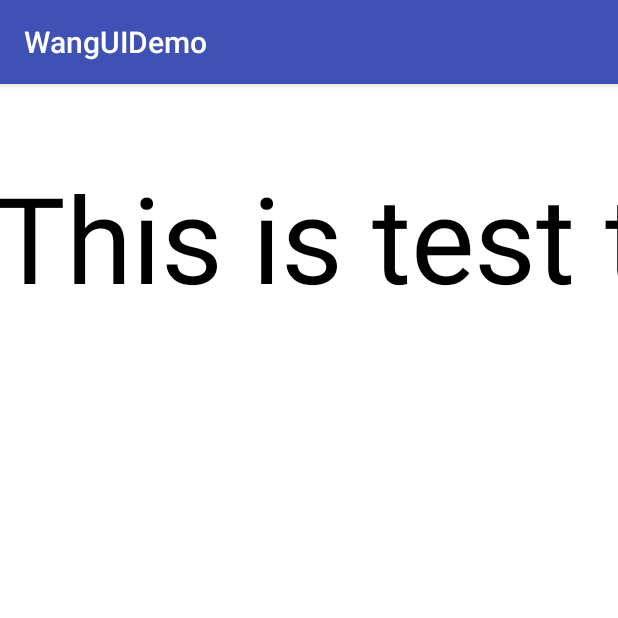
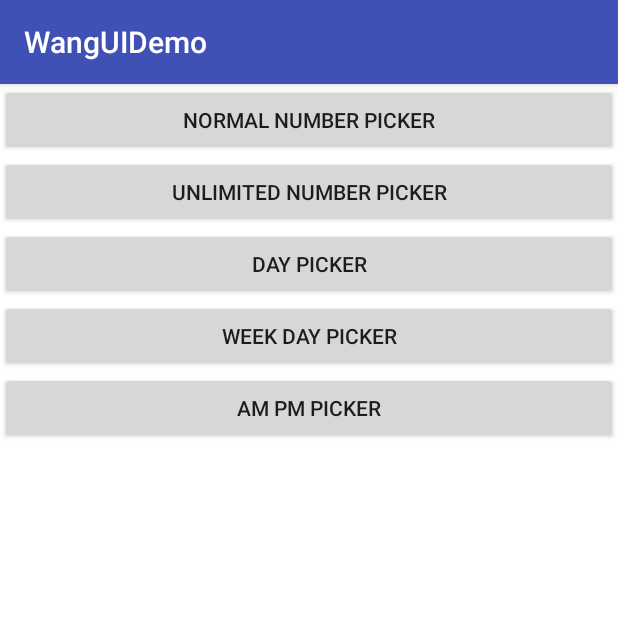
Before and after one commit to SuperRabbitD/NumberPicker, an Android app: the screen it shows after launch (MainActivity), on a phone screen of 412 x 824 dp, the top half of it. Run offline under Robolectric (Android 15) with nearby library versions, the phone set to English and light mode, and no system bars.

Commit message:
remove test code

```diff
--- a/app/src/main/java/com/wang/demo/TestScale.java
+++ /dev/null
@@ -1,89 +0,0 @@
-package com.wang.demo;
-
-import android.content.Context;
-import android.graphics.Canvas;
-import android.graphics.Color;
-import android.graphics.Paint;
-import android.graphics.Rect;
-import android.os.Build;
-import android.support.annotation.Nullable;
-import android.support.annotation.RequiresApi;
-import android.util.AttributeSet;
-import android.view.View;
-
-/**
- * Created by wanglu on 4/18/18.
- */
-
-public class TestScale extends View {
-    private Paint paint, paint2;
-    private Paint linepaint;
-
-    public TestScale(Context context) {
-        super(context);
-    }
-
-    public TestScale(Context context, @Nullable AttributeSet attrs) {
-        super(context, attrs);
-    }
-
-    public TestScale(Context context, @Nullable AttributeSet attrs, int defStyleAttr) {
-        super(context, attrs, defStyleAttr);
-    }
-
-    @RequiresApi(api = Build.VERSION_CODES.LOLLIPOP)
-    public TestScale(Context context, @Nullable AttributeSet attrs, int defStyleAttr, int defStyleRes) {
-        super(context, attrs, defStyleAttr, defStyleRes);
-    }
-
-    @Override
-    protected void onDraw(Canvas canvas) {
-        super.onDraw(canvas);
-        if (paint == null) {
-            paint = new Paint();
-            paint = new Paint(Paint.ANTI_ALIAS_FLAG);
-            // 将画笔设置为空心
-            paint.setStyle(Paint.Style.STROKE);
-            // 设置画笔颜色
-            paint.setColor(Color.BLACK);
-            // 设置画笔宽度
-            paint.setTextSize(80);
-            paint.setTextAlign(Paint.Align.CENTER);
-        }
-
-        if (paint2 == null) {
-            paint2 = new Paint();
-            paint2 = new Paint(Paint.ANTI_ALIAS_FLAG);
-            // 将画笔设置为空心
-            paint2.setStyle(Paint.Style.STROKE);
-            // 设置画笔颜色
-            paint2.setColor(Color.BLUE);
-            // 设置画笔宽度
-            paint2.setTextSize(120);
-            paint2.setTextAlign(Paint.Align.CENTER);
-        }
-
-        if (linepaint == null) {
-            linepaint = new Paint();
-            linepaint = new Paint(Paint.ANTI_ALIAS_FLAG);
-            // 将画笔设置为空心
-            linepaint.setStyle(Paint.Style.STROKE);
-            // 设置画笔颜色
-            linepaint.setColor(Color.RED);
-            // 设置画笔宽度
-        }
-
-//
-//        canvas.drawLine(400,0,400,1000, linepaint);
-//        canvas.drawText("This is test text", 400, 200, paint);
-//        canvas.drawRect(new Rect(100, 100, 200, 200), paint);
-
-        canvas.save();
-        canvas.scale(1.5f, 1.5f, 400, 200);
-        paint.setTextSize(80);
-        canvas.drawText("This is test text", 400, 200, paint);
-        canvas.restore();
-
-//        canvas.drawText("This is test text", 400, 200, paint2);
-    }
-}
--- a/app/src/main/res/layout/activity_main.xml
+++ b/app/src/main/res/layout/activity_main.xml
@@ -7,48 +7,38 @@
     android:orientation="vertical"
     android:background="@color/color_1_white">
 
-    <com.wang.demo.TestScale
+    <Button
+        android:id="@+id/show_normal_picker"
         android:layout_width="match_parent"
-        android:layout_height="match_parent" />
-    <!--<com.wang.ui.message_composer_layout.MessageComposerView-->
-        <!--android:id="@+id/reminder_composer_view"-->
-        <!--android:layout_width="match_parent"-->
-        <!--android:layout_height="match_parent"-->
-        <!--android:focusableInTouchMode="true"-->
-        <!--android:focusable="true"/>-->
+        android:layout_height="wrap_content"
+        android:text="Normal Number Picker"
+        android:onClick="onClick"/>
 
-    <!--<Button-->
-        <!--android:id="@+id/show_normal_picker"-->
-        <!--android:layout_width="match_parent"-->
-        <!--android:layout_height="wrap_content"-->
-        <!--android:text="Normal Number Picker"-->
-        <!--android:onClick="onClick"/>-->
+    <Button
+        android:id="@+id/show_unlimited_number_picker"
+        android:layout_width="match_parent"
+        android:layout_height="wrap_content"
+        android:text="Unlimited Number Picker"
+        android:onClick="onClick"/>
 
-    <!--<Button-->
-        <!--android:id="@+id/show_unlimited_number_picker"-->
-        <!--android:layout_width="match_parent"-->
-        <!--android:layout_height="wrap_content"-->
-        <!--android:text="Unlimited Number Picker"-->
-        <!--android:onClick="onClick"/>-->
+    <Button
+        android:id="@+id/show_day_picker"
+        android:layout_width="match_parent"
+        android:layout_height="wrap_content"
+        android:text="Day Picker"
+        android:onClick="onClick"/>
 
-    <!--<Button-->
-        <!--android:id="@+id/show_day_picker"-->
-        <!--android:layout_width="match_parent"-->
-        <!--android:layout_height="wrap_content"-->
-        <!--android:text="Day Picker"-->
-        <!--android:onClick="onClick"/>-->
+    <Button
+        android:id="@+id/show_week_day_picker"
+        android:layout_width="match_parent"
+        android:layout_height="wrap_content"
+        android:text="Week Day Picker"
+        android:onClick="onClick"/>
 
-    <!--<Button-->
-        <!--android:id="@+id/show_week_day_picker"-->
-        <!--android:layout_width="match_parent"-->
-        <!--android:layout_height="wrap_content"-->
-        <!--android:text="Week Day Picker"-->
-        <!--android:onClick="onClick"/>-->
-
-    <!--<Button-->
-        <!--android:id="@+id/show_am_pm_picker"-->
-        <!--android:layout_width="match_parent"-->
-        <!--android:layout_height="wrap_content"-->
-        <!--android:text="AM PM Picker"-->
-        <!--android:onClick="onClick"/>-->
+    <Button
+        android:id="@+id/show_am_pm_picker"
+        android:layout_width="match_parent"
+        android:layout_height="wrap_content"
+        android:text="AM PM Picker"
+        android:onClick="onClick"/>
 </LinearLayout>
```
Also changed, not shown: app/src/main/java/com/wang/demo/MainActivity.java (+27 -34 lines).
